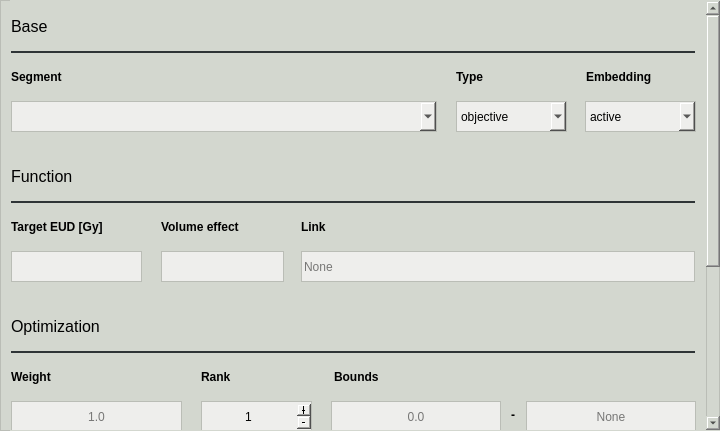
The window that pyanno4rt/gui/designs/components/equivalent_uniform_dose_window.ui (pyanno4rt/pyanno4rt) describes before a commit, drawn with Qt 5.
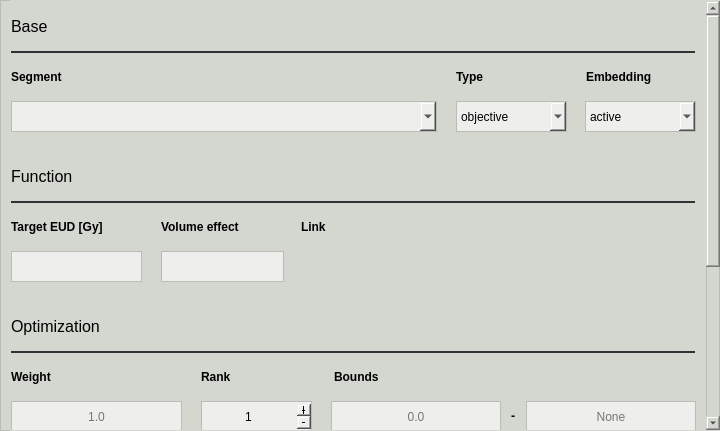
The same window after the commit.

What changed in the file:
```diff
--- a/pyanno4rt/gui/designs/components/equivalent_uniform_dose_window.ui
+++ b/pyanno4rt/gui/designs/components/equivalent_uniform_dose_window.ui
@@ -346,31 +346,12 @@
        <string>Identifier</string>
       </property>
      </widget>
-     <widget class="QLineEdit" name="link_ledit">
-      <property name="geometry">
-       <rect>
-        <x>290</x>
-        <y>250</y>
-        <width>394</width>
-        <height>31</height>
-       </rect>
-      </property>
-      <property name="styleSheet">
-       <string notr="true">color: rgb(0, 0, 0);
-background-color: rgb(238, 238, 236);
-border: 1px solid;
-border-color: rgb(186, 189, 182);</string>
-      </property>
-      <property name="placeholderText">
-       <string>None</string>
-      </property>
-     </widget>
      <widget class="QLabel" name="link_label">
       <property name="geometry">
        <rect>
         <x>290</x>
         <y>210</y>
-        <width>394</width>
+        <width>391</width>
         <height>31</height>
        </rect>
       </property>
@@ -531,7 +512,7 @@
       <property name="geometry">
        <rect>
         <x>494</x>
-        <y>405</y>
+        <y>406</y>
         <width>16</width>
         <height>17</height>
        </rect>
@@ -769,9 +750,17 @@
 border: 1px solid;
 border-color: rgb(186, 189, 182);</string>
       </property>
-      <property name="currentIndex">
-       <number>-1</number>
+     </widget>
+     <widget class="QWidget" name="horizontalLayoutWidget">
+      <property name="geometry">
+       <rect>
+        <x>290</x>
+        <y>250</y>
+        <width>391</width>
+        <height>31</height>
+       </rect>
       </property>
+      <layout class="QHBoxLayout" name="segment_link_layout"/>
      </widget>
     </widget>
    </widget>
```
